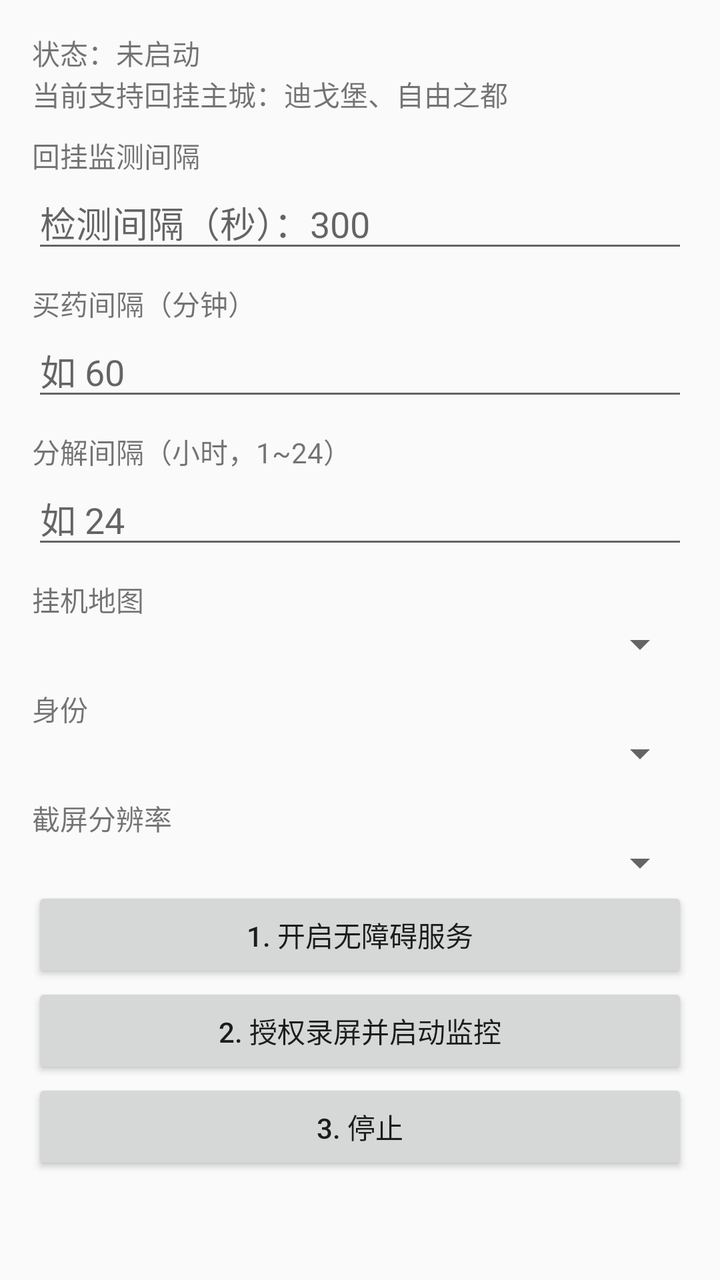
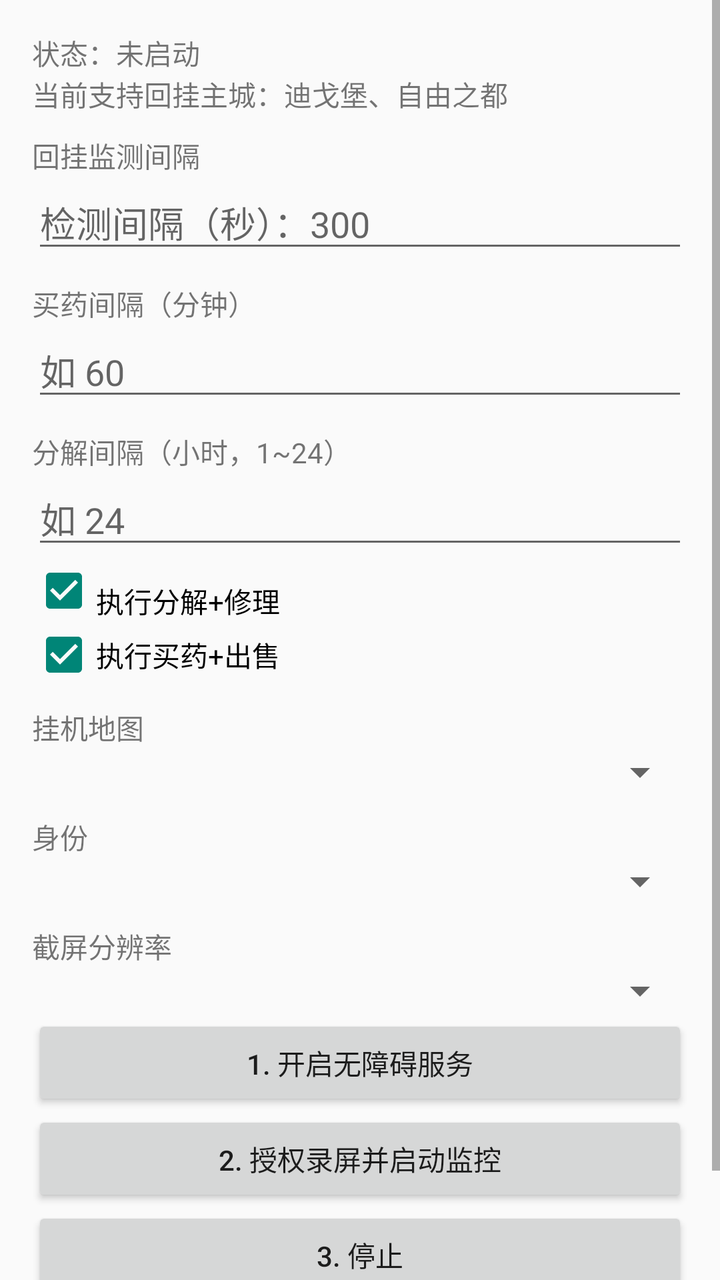

Screens rendered from an Android XML layout before and after an edit, with the pre-edit source and the edit as a unified diff.
<!-- AndroidManifest.xml: application theme Theme.AppCompat.DayNight -->
<!-- res/layout/activity_main.xml -->
<?xml version="1.0" encoding="utf-8"?>
<ScrollView xmlns:android="http://schemas.android.com/apk/res/android"
    android:layout_width="match_parent"
    android:layout_height="match_parent">
<LinearLayout
    android:orientation="vertical"
    android:padding="16dp"
    android:layout_width="match_parent"
    android:layout_height="wrap_content">
    <TextView
        android:id="@+id/tvStatus"
        android:layout_width="match_parent"
        android:layout_height="wrap_content"
        android:text="状态：未启动" />
    <TextView
        android:layout_width="match_parent"
        android:layout_height="wrap_content"
        android:textSize="14sp"
        android:text="当前支持回挂主城：迪戈堡、自由之都" />
    <TextView
        android:layout_width="match_parent"
        android:layout_height="wrap_content"
        android:paddingTop="10dp"
        android:textSize="14sp"
        android:text="回挂监测间隔" />
    <EditText
        android:id="@+id/etInterval"
        android:layout_width="match_parent"
        android:layout_height="wrap_content"
        android:hint="检测间隔（秒）：300" />
    <TextView
        android:layout_width="match_parent"
        android:layout_height="wrap_content"
        android:paddingTop="10dp"
        android:textSize="14sp"
        android:text="买药间隔（分钟）" />
    <EditText
        android:id="@+id/etIntervalBuy"
        android:layout_width="match_parent"
        android:layout_height="wrap_content"
        android:inputType="number"
        android:hint="如 60" />
    <TextView
        android:layout_width="match_parent"
        android:layout_height="wrap_content"
        android:paddingTop="10dp"
        android:textSize="14sp"
        android:text="分解间隔（小时，1~24）" />
    <EditText
        android:id="@+id/etIntervalDecomp"
        android:layout_width="match_parent"
        android:layout_height="wrap_content"
        android:inputType="number"
        android:hint="如 24" />
    <TextView
        android:layout_width="match_parent"
        android:layout_height="wrap_content"
        android:paddingTop="10dp"
        android:textSize="14sp"
        android:text="挂机地图" />
    <Spinner
        android:id="@+id/spAfkMap"
        android:layout_width="match_parent"
        android:layout_height="wrap_content" />
    <TextView
        android:layout_width="match_parent"
        android:layout_height="wrap_content"
        android:paddingTop="10dp"
        android:textSize="14sp"
        android:text="身份" />
    <Spinner
        android:id="@+id/spRole"
        android:layout_width="match_parent"
        android:layout_height="wrap_content" />
    <TextView
        android:layout_width="match_parent"
        android:layout_height="wrap_content"
        android:paddingTop="10dp"
        android:textSize="14sp"
        android:text="截屏分辨率" />
    <Spinner
        android:id="@+id/spCapture"
        android:layout_width="match_parent"
        android:layout_height="wrap_content" />
    <Button android:id="@+id/btnAccessibility"
        android:layout_width="match_parent"
        android:layout_height="wrap_content"
        android:text="1. 开启无障碍服务" />
    <Button android:id="@+id/btnProjection"
        android:layout_width="match_parent"
        android:layout_height="wrap_content"
        android:text="2. 授权录屏并启动监控" />
    <Button android:id="@+id/btnStop"
        android:layout_width="match_parent"
        android:layout_height="wrap_content"
        android:text="3. 停止" />
    <TextView
        android:id="@+id/tvVersion"
        android:layout_width="match_parent"
        android:layout_height="wrap_content"
        android:paddingTop="16dp"
        android:textSize="12sp"
        android:gravity="center"
        android:textColor="#888888" />
</LinearLayout>
</ScrollView>
<!-- resources referenced by this layout -->
<resources>

</resources>

<!-- the commit's change to res/layout/activity_main.xml (unified diff, before → after) -->
@@ -52,6 +52,21 @@
         android:layout_height="wrap_content"
         android:inputType="number"
         android:hint="如 24" />
+    <CheckBox
+        android:id="@+id/cbDecompose"
+        android:layout_width="match_parent"
+        android:layout_height="wrap_content"
+        android:paddingTop="10dp"
+        android:textSize="14sp"
+        android:checked="true"
+        android:text="执行分解+修理" />
+    <CheckBox
+        android:id="@+id/cbBuy"
+        android:layout_width="match_parent"
+        android:layout_height="wrap_content"
+        android:textSize="14sp"
+        android:checked="true"
+        android:text="执行买药+出售" />
     <TextView
         android:layout_width="match_parent"
         android:layout_height="wrap_content"
